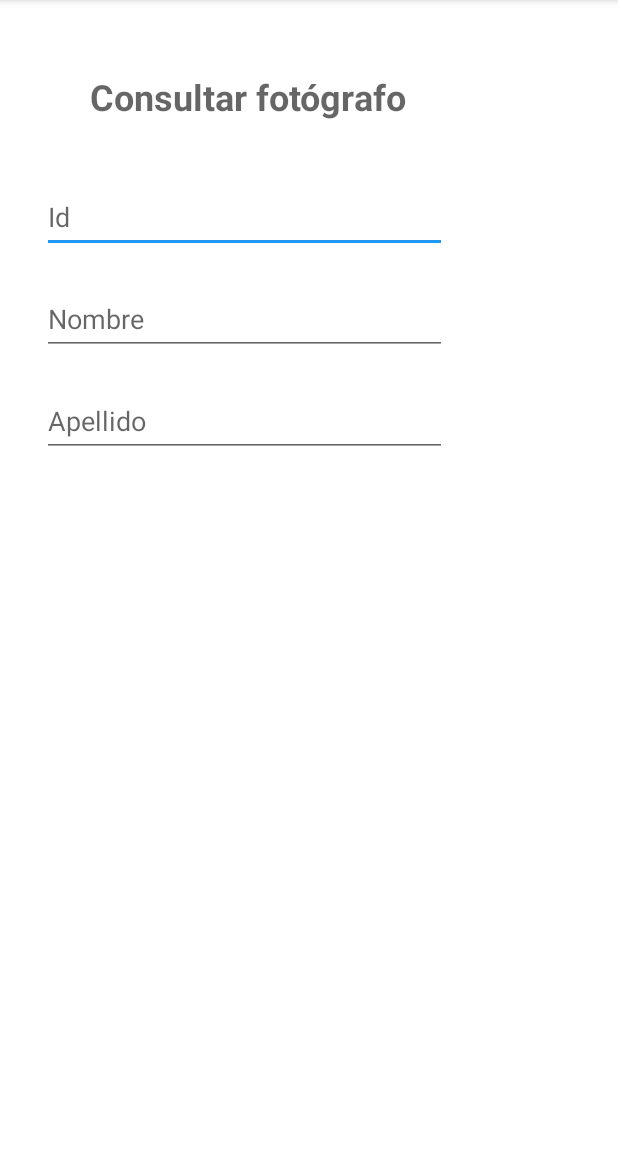
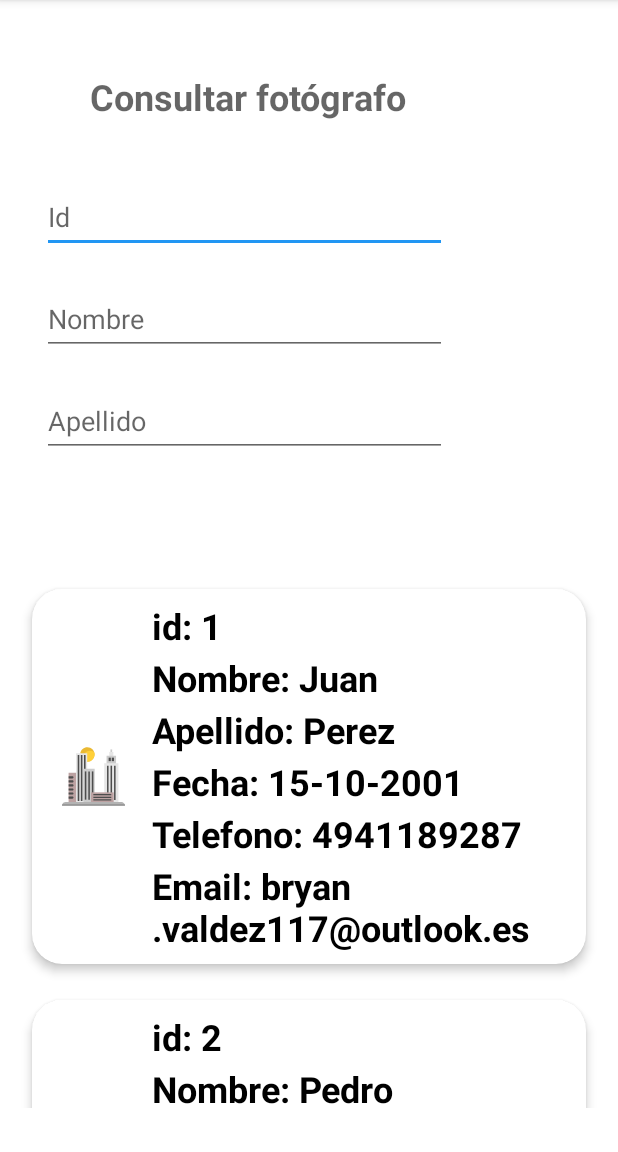
Before and after one commit to RubyBerumen/Proyecto4_Android, an Android app: the ActivityConsultas screen opened directly, with no data from a screen before it, on a phone screen of 412 x 824 dp, the part 84-1236 px from its top. Run offline under Robolectric (Android 15) with nearby library versions, the phone set to English and light mode, and no system bars; our stand-ins replace Volley.

Commit message:
Se agregó el recyclerview a consultas con una prueba estática

```diff
--- a/app/build.gradle
+++ b/app/build.gradle
@@ -29,7 +29,7 @@ android {
 }
 
 dependencies {
-
+    implementation 'com.android.volley:volley:1.2.1'
     implementation 'androidx.appcompat:appcompat:1.5.1'
     implementation 'com.google.android.material:material:1.7.0'
     implementation 'androidx.constraintlayout:constraintlayout:2.1.3'
--- a/app/src/main/AndroidManifest.xml
+++ b/app/src/main/AndroidManifest.xml
@@ -1,6 +1,7 @@
 <?xml version="1.0" encoding="utf-8"?>
 <manifest xmlns:android="http://schemas.android.com/apk/res/android"
     xmlns:tools="http://schemas.android.com/tools">
+    <uses-permission android:name="android.permission.INTERNET" />
 
     <application
         android:allowBackup="true"
--- /dev/null
+++ b/app/src/main/java/Entidades/Fotografo.java
@@ -0,0 +1,80 @@
+package Entidades;
+
+public class Fotografo {
+    private int id;
+    private String nombre;
+    private String apellido;
+    private String fecha;
+    private String telefono;
+    private String email;
+
+    public Fotografo(int id, String nombre, String apellido, String fecha, String telefono, String email) {
+        this.id = id;
+        this.nombre = nombre;
+        this.apellido = apellido;
+        this.fecha = fecha;
+        this.telefono = telefono;
+        this.email = email;
+    }
+
+    public int getId() {
+        return id;
+    }
+
+    public void setId(int id) {
+        this.id = id;
+    }
+
+    public String getNombre() {
+        return nombre;
+    }
+
+    public void setNombre(String nombre) {
+        this.nombre = nombre;
+    }
+
+    public String getApellido() {
+        return apellido;
+    }
+
+    public void setApellido(String apellido) {
+        this.apellido = apellido;
+    }
+
+    public String getFecha() {
+        return fecha;
+    }
+
+    public void setFecha(String fecha) {
+        this.fecha = fecha;
+    }
+
+    public String getTelefono() {
+        return telefono;
+    }
+
+    public void setTelefono(String telefono) {
+        this.telefono = telefono;
+    }
+
+    public String getEmail() {
+        return email;
+    }
+
+    public void setEmail(String email) {
+        this.email = email;
+    }
+
+    @Override
+    public String toString() {
+        return "Fotografo{" +
+                "id=" + id +
+                ", nombre='" + nombre + '\'' +
+                ", apellido='" + apellido + '\'' +
+                ", fecha='" + fecha + '\'' +
+                ", telefono='" + telefono + '\'' +
+                ", email='" + email + '\'' +
+                '}';
+    }
+
+}
--- a/app/src/main/java/com/example/estudiofotografico_android/ActivityAltas.java
+++ b/app/src/main/java/com/example/estudiofotografico_android/ActivityAltas.java
@@ -3,12 +3,59 @@ package com.example.estudiofotografico_android;
 import androidx.appcompat.app.AppCompatActivity;
 
 import android.os.Bundle;
+import android.view.View;
+import android.widget.EditText;
 
 public class ActivityAltas extends AppCompatActivity {
+    EditText et_nombre, et_apellido, et_fecha, et_telefono, et_email;
 
     @Override
     protected void onCreate(Bundle savedInstanceState) {
         super.onCreate(savedInstanceState);
         setContentView(R.layout.activity_altas);
+
+        et_nombre = findViewById(R.id.caja_nombre_altas);
+        et_apellido = findViewById(R.id.caja_apellido_altas);
+        et_fecha = findViewById(R.id.caja_fecha_altas);
+        et_telefono = findViewById(R.id.caja_telefono_altas);
+        et_email = findViewById(R.id.caja_email_altas);
+
+
     }
+
+    public void agregarFotografo(View v){
+        if(comprobarCampos()) {
+            String nombre = et_nombre.getText().toString();
+            String apellido = et_apellido.getText().toString();
+            String fecha = et_fecha.getText().toString();
+            String telefono = et_telefono.getText().toString();
+            String email = et_email.getText().toString();
+        }
+
+    }
+
+    public boolean comprobarCampos(){
+        if(et_nombre.getText().toString().isEmpty()){
+            et_nombre.setError("Falta el nombre");
+            return false;
+        }
+        if(et_apellido.getText().toString().isEmpty()){
+            et_apellido.setError("Falta el apellido");
+            return false;
+        }
+        if(et_fecha.getText().toString().isEmpty()){
+            et_fecha.setError("Falta la fecha");
+            return false;
+        }
+        if(et_telefono.getText().toString().isEmpty()){
+            et_telefono.setError("Falta el telefono");
+            return false;
+        }
+        if(et_email.getText().toString().isEmpty()){
+            et_email.setError("Falta el email");
+            return false;
+        }
+        return true;
+    }
+
 }
--- a/app/src/main/java/com/example/estudiofotografico_android/ActivityBajas.java
+++ b/app/src/main/java/com/example/estudiofotografico_android/ActivityBajas.java
@@ -3,12 +3,25 @@ package com.example.estudiofotografico_android;
 import androidx.appcompat.app.AppCompatActivity;
 
 import android.os.Bundle;
+import android.widget.EditText;
 
 public class ActivityBajas extends AppCompatActivity {
+
+    EditText et_id, et_nombre, et_apellido, et_fecha, et_telefono, et_email;
 
     @Override
     protected void onCreate(Bundle savedInstanceState) {
         super.onCreate(savedInstanceState);
         setContentView(R.layout.activity_bajas);
+
+        et_id = findViewById(R.id.caja_id_bajas);
+        et_nombre = findViewById(R.id.caja_nombre_bajas);
+        et_apellido = findViewById(R.id.caja_apellido_bajas);
+        et_fecha = findViewById(R.id.caja_fecha_bajas);
+        et_telefono = findViewById(R.id.caja_telefono_bajas);
+        et_email = findViewById(R.id.caja_email_bajas);
+
     }
+
+
 }
--- a/app/src/main/java/com/example/estudiofotografico_android/ActivityCambios.java
+++ b/app/src/main/java/com/example/estudiofotografico_android/ActivityCambios.java
@@ -3,12 +3,52 @@ package com.example.estudiofotografico_android;
 import androidx.appcompat.app.AppCompatActivity;
 
 import android.os.Bundle;
+import android.widget.EditText;
 
 public class ActivityCambios extends AppCompatActivity {
+
+    EditText et_id, et_nombre, et_apellido, et_fecha, et_telefono, et_email;
 
     @Override
     protected void onCreate(Bundle savedInstanceState) {
         super.onCreate(savedInstanceState);
         setContentView(R.layout.activity_cambios);
+
+        et_id = findViewById(R.id.caja_id_cambios);
+        et_nombre = findViewById(R.id.caja_nombre_cambios);
+        et_apellido = findViewById(R.id.caja_apellido_cambios);
+        et_fecha = findViewById(R.id.caja_fecha_cambios);
+        et_telefono = findViewById(R.id.caja_telefono_cambios);
+        et_email = findViewById(R.id.caja_email_cambios);
+
     }
+
+    public boolean comprobarCampos(){
+        if(et_id.getText().toString().isEmpty()){
+            et_id.setError("Falta el id");
+            return false;
+        }
+        if(et_nombre.getText().toString().isEmpty()){
+            et_nombre.setError("Falta el nombre");
+            return false;
+        }
+        if(et_apellido.getText().toString().isEmpty()){
+            et_apellido.setError("Falta el apellido");
+            return false;
+        }
+        if(et_fecha.getText().toString().isEmpty()){
+            et_fecha.setError("Falta la fecha");
+            return false;
+        }
+        if(et_telefono.getText().toString().isEmpty()){
+            et_telefono.setError("Falta el telefono");
+            return false;
+        }
+        if(et_email.getText().toString().isEmpty()){
+            et_email.setError("Falta el email");
+            return false;
+        }
+        return true;
+    }
+
 }
--- a/app/src/main/java/com/example/estudiofotografico_android/ActivityConsultas.java
+++ b/app/src/main/java/com/example/estudiofotografico_android/ActivityConsultas.java
@@ -1,14 +1,123 @@
 package com.example.estudiofotografico_android;
 
+import android.content.Context;
+import android.graphics.Bitmap;
+import android.os.Bundle;
+import android.text.Editable;
+import android.text.TextWatcher;
+import android.util.Log;
+import android.view.LayoutInflater;
+import android.view.View;
+import android.view.ViewGroup;
+import android.widget.EditText;
+import android.widget.ImageView;
+import android.widget.TextView;
+
 import androidx.appcompat.app.AppCompatActivity;
+import androidx.annotation.Nullable;
+import androidx.recyclerview.widget.LinearLayoutManager;
+import androidx.recyclerview.widget.RecyclerView;
 
-import android.os.Bundle;
+import com.android.volley.NetworkError;
+import com.android.volley.NoConnectionError;
+import com.android.volley.Request;
+import com.android.volley.RequestQueue;
+import com.android.volley.Response;
+import com.android.volley.ServerError;
+import com.android.volley.VolleyError;
+import com.android.volley.toolbox.ImageRequest;
+import com.android.volley.toolbox.JsonArrayRequest;
+import com.android.volley.toolbox.JsonObjectRequest;
+import com.android.volley.toolbox.StringRequest;
+import com.android.volley.toolbox.Volley;
+import com.google.android.material.floatingactionbutton.FloatingActionButton;
+
+import org.json.JSONArray;
+import org.json.JSONException;
+import org.json.JSONObject;
+
+import java.util.ArrayList;
+import java.util.List;
+
+import Entidades.Fotografo;
 
 public class ActivityConsultas extends AppCompatActivity {
+
+    List<Fotografo> lista;  //elementos de la lista
+
+    EditText id, nombre, apellido; //elementos visuales
+    RecyclerView recycler;
+    RecyclerView.Adapter adapter;
+    RecyclerView.LayoutManager layoutManager;
+
+    RequestQueue requestQueue;  //cola de peticiones
+    private static final String URL1 = "to-do";
 
     @Override
     protected void onCreate(Bundle savedInstanceState) {
         super.onCreate(savedInstanceState);
         setContentView(R.layout.activity_consultas);
+
+        requestQueue = Volley.newRequestQueue(getApplicationContext());
+
+
+        lista = new ArrayList<>();
+        lista.add(new Fotografo(1, "Juan", "Perez", "15-10-2001", "4941189287","bryan.valdez117@outlook.es"));
+        lista.add(new Fotografo(2, "Pedro", "Gomez", "15-10-2002", "123123123","bryan.valdez1177@outlook.es"));
+        lista.add(new Fotografo(3, "Maria", "Lopez", "15-10-2003", "123123222","bryan.valdez77@outlook.es"));
+
+        //actualizamos el recycler
+        //adapter.notifyDataSetChanged();
+
+        initUI();
+        initRecycler();
+
     }
+
+
+    private void initUI() {
+        id = findViewById(R.id.caja_id_consultas);
+        nombre = findViewById(R.id.caja_nombre_consultas);
+        apellido = findViewById(R.id.caja_apellido_consultas);
+        recycler = findViewById(R.id.recyclerView_consultas);
+    }
+
+//    public void consultar(View view) {
+//        String url = URL1 + id.getText().toString();
+//        JsonObjectRequest jsonObjectRequest = new JsonObjectRequest(Request.Method.GET, url, null, new Response.Listener<JSONObject>() {
+//            @Override
+//            public void onResponse(JSONObject response) {
+//                try {
+//                    nombre.setText(response.getString("nombre"));
+//                    apellido.setText(response.getString("apellido"));
+//                } catch (JSONException e) {
+//                    e.printStackTrace();
+//                }
+//            }
+//        }, new Response.ErrorListener() {
+//            @Override
+//            public void onErrorResponse(VolleyError error) {
+//                if (error instanceof NetworkError) {
+//                    Log.d("Error", "NetworkError");
+//                } else if (error instanceof ServerError) {
+//                    Log.d("Error", "ServerError");
+//                } else if (error instanceof NoConnectionError) {
+//                    Log.d("Error", "NoConnectionError");
+//                }
+//            }
+//        });
+//        requestQueue.add(jsonObjectRequest);
+//    }
+
+    private void initRecycler(){
+        recycler = findViewById(R.id.recyclerView_consultas);
+        recycler.setHasFixedSize(true);
+        layoutManager=new LinearLayoutManager(this);
+        recycler.setLayoutManager(layoutManager);
+
+        adapter = new AdaptadorRegistros(lista, this);
+        recycler.setAdapter(adapter);
+    }
+
+
 }
--- /dev/null
+++ b/app/src/main/java/com/example/estudiofotografico_android/AdaptadorRegistros.java
@@ -0,0 +1,76 @@
+package com.example.estudiofotografico_android;
+
+import android.content.Context;
+import android.view.LayoutInflater;
+import android.view.View;
+import android.view.ViewGroup;
+import android.widget.ImageView;
+import android.widget.TextView;
+
+import androidx.recyclerview.widget.RecyclerView;
+
+import java.util.List;
+
+import Entidades.Fotografo;
+
+class AdaptadorRegistros extends RecyclerView.Adapter<AdaptadorRegistros.ViewHolder>{
+
+    //private String[] mDataset;
+
+    private List<Fotografo> mData;
+    private LayoutInflater mInflater;
+    private Context context;
+
+    public AdaptadorRegistros(List<Fotografo> itemList, Context context){
+        this.mInflater = LayoutInflater.from(context);
+        this.context = context;
+        mData = itemList;
+    }
+
+    @Override
+    public int getItemCount() {
+        return mData.size();
+    }
+
+    @Override
+    public AdaptadorRegistros.ViewHolder onCreateViewHolder(ViewGroup parent, int viewType){
+        View view = mInflater.inflate(R.layout.list_element,null);
+        return new AdaptadorRegistros.ViewHolder(view);
+    }
+
+    @Override
+    public void onBindViewHolder(final AdaptadorRegistros.ViewHolder holder, final int position){
+        holder.bindData(mData.get(position));
+    }
+
+    public void setItems(List<Fotografo> items){
+        mData = items;
+    }
+
+    public class ViewHolder extends RecyclerView.ViewHolder {
+        ImageView iconImage;
+        TextView id, nombre, apellido, fecha, telefono, email;
+
+        ViewHolder(View itemView){
+            super(itemView);
+            iconImage = itemView.findViewById(R.id.iconImageView);
+            id = itemView.findViewById(R.id.fotografoId);
+            nombre = itemView.findViewById(R.id.fotografoNombre);
+            apellido = itemView.findViewById(R.id.fotografoApellido);
+            fecha = itemView.findViewById(R.id.fotografoFecha);
+            telefono = itemView.findViewById(R.id.fotografoTelefono);
+            email = itemView.findViewById(R.id.fotografoEmail);
+        }
+
+        void bindData(final Fotografo fotografo) {
+            id.setText("id: "+fotografo.getId());
+            nombre.setText("Nombre: "+fotografo.getNombre());
+            apellido.setText("Apellido: "+fotografo.getApellido());
+            fecha.setText("Fecha: "+fotografo.getFecha());
+            telefono.setText("Telefono: "+fotografo.getTelefono());
+            email.setText("Email: "+fotografo.getEmail());
+        }
+
+    }
+
+}
--- /dev/null
+++ b/app/src/main/res/drawable-v24/ic_ciudad.xml
@@ -0,0 +1,102 @@
+<vector xmlns:android="http://schemas.android.com/apk/res/android"
+    android:width="512dp"
+    android:height="512dp"
+    android:viewportWidth="439.48"
+    android:viewportHeight="439.48">
+  <path
+      android:pathData="M176.8,15.58c27.75,0 50.25,22.5 50.25,50.25s-22.5,50.25 -50.25,50.25c-0.27,0 -0.55,0 -0.82,-0.01l-48.65,-59.16C131.55,33.42 152.09,15.58 176.8,15.58z"
+      android:fillColor="#EAB932"/>
+  <path
+      android:pathData="M227.05,65.83c0,27.75 -22.5,50.24 -50.25,50.24c-4.47,0 -8.81,-0.58 -12.94,-1.68c-8.21,-7.91 -13.31,-19.01 -13.31,-31.31c0,-24.03 19.48,-43.5 43.5,-43.5c12.3,0 23.4,5.1 31.32,13.31C226.47,57.02 227.05,61.36 227.05,65.83z"
+      android:fillColor="#FFD039"/>
+  <path
+      android:pathData="M337.977,30.732h12v25.999h-12z"
+      android:fillColor="#CCCCCC"/>
+  <path
+      android:pathData="M329.73,48.73h28.5v32.5h-28.5z"
+      android:fillColor="#E6E6E6"/>
+  <path
+      android:pathData="M376.98,74.23l0,61.5l-66,0l0,-61.5l18.75,0l28.5,0z"
+      android:fillColor="#CCCCCC"/>
+  <path
+      android:pathData="M393.47,126.73l0,276.67l-32.99,0l-66,-73l0,-0.01l0,-203.66l16.5,0l66,0z"
+      android:fillColor="#E6E6E6"/>
+  <path
+      android:pathData="M338.663,144.233h10.624v238.999h-10.624z"
+      android:fillColor="#4D4D4D"/>
+  <path
+      android:pathData="M363.163,144.229h10.624v239.002h-10.624z"
+      android:fillColor="#4D4D4D"/>
+  <path
+      android:pathData="M314.163,144.229h10.624v239.002h-10.624z"
+      android:fillColor="#4D4D4D"/>
+  <path
+      android:pathData="M325.478,88.306h15v24.344h-15z"
+      android:fillColor="#4D4D4D"/>
+  <path
+      android:pathData="M347.476,88.306h15v24.344h-15z"
+      android:fillColor="#4D4D4D"/>
+  <path
+      android:pathData="M46,193h62.99v210.4h-62.99z"
+      android:fillColor="#BCA2A2"/>
+  <path
+      android:pathData="M175.98,116.07l0,287.33l-25.99,0l-52,0l0,-210.4l0,-136.09l29.34,0l48.65,0z"
+      android:fillColor="#E6E6E6"/>
+  <path
+      android:pathData="M109.486,69.793h11.316v320.735h-11.316z"
+      android:fillColor="#4D4D4D"/>
+  <path
+      android:pathData="M131.327,69.793h11.316v320.735h-11.316z"
+      android:fillColor="#4D4D4D"/>
+  <path
+      android:pathData="M153.169,69.793h11.316v320.735h-11.316z"
+      android:fillColor="#4D4D4D"/>
+  <path
+      android:pathData="M80.39,225.73c0,4.14 -3.36,7.5 -7.5,7.5H46v-15h26.89C77.03,218.23 80.39,221.59 80.39,225.73z"
+      android:fillColor="#4D4D4D"/>
+  <path
+      android:pathData="M80.39,366.73c0,4.14 -3.36,7.5 -7.5,7.5H46v-15h26.89C77.03,359.23 80.39,362.59 80.39,366.73z"
+      android:fillColor="#4D4D4D"/>
+  <path
+      android:pathData="M80.39,338.53c0,4.14 -3.36,7.5 -7.5,7.5H46v-15h26.89C77.03,331.03 80.39,334.39 80.39,338.53z"
+      android:fillColor="#4D4D4D"/>
+  <path
+      android:pathData="M80.39,253.93c0,4.14 -3.36,7.5 -7.5,7.5H46v-15h26.89C77.03,246.43 80.39,249.79 80.39,253.93z"
+      android:fillColor="#4D4D4D"/>
+  <path
+      android:pathData="M80.39,310.33c0,4.14 -3.36,7.5 -7.5,7.5H46v-15h26.89C77.03,302.83 80.39,306.19 80.39,310.33z"
+      android:fillColor="#4D4D4D"/>
+  <path
+      android:pathData="M80.39,282.13c0,4.14 -3.36,7.5 -7.5,7.5H46v-15h26.89C77.03,274.63 80.39,277.99 80.39,282.13z"
+      android:fillColor="#4D4D4D"/>
+  <path
+      android:pathData="M227.98,330.39l0,0.01l-9.24,73l-42.76,0l-25.99,0l0,-238.34l25.99,0l52,0z"
+      android:fillColor="#CCCCCC"/>
+  <path
+      android:pathData="M183.673,184.232h10.624v197h-10.624z"
+      android:fillColor="#4D4D4D"/>
+  <path
+      android:pathData="M208.173,184.229h10.624v197.002h-10.624z"
+      android:fillColor="#4D4D4D"/>
+  <path
+      android:pathData="M159.173,184.229h10.624v197.002h-10.624z"
+      android:fillColor="#4D4D4D"/>
+  <path
+      android:pathData="M360.48,330.4l0,73l-66,0l-66.5,0l-26,0l0,-73l26,0l66.5,0z"
+      android:fillColor="#BCA2A2"/>
+  <path
+      android:pathData="M218.73,342.067h125v9.058h-125z"
+      android:fillColor="#4D4D4D"/>
+  <path
+      android:pathData="M218.73,360.371h125v9.058h-125z"
+      android:fillColor="#4D4D4D"/>
+  <path
+      android:pathData="M218.73,378.676h125v9.058h-125z"
+      android:fillColor="#4D4D4D"/>
+  <path
+      android:pathData="M439.48,423.9H0c0,-4.7 1.27,-9.11 3.5,-12.89c4.42,-7.55 12.62,-12.61 22,-12.61h388.48c7.04,0 13.42,2.85 18.03,7.47c1.53,1.53 2.87,3.26 3.97,5.14C438.2,414.79 439.48,419.2 439.48,423.9z"
+      android:fillColor="#B3B3B3"/>
+  <path
+      android:pathData="M439.48,423.9H0c0,-4.7 1.27,-9.11 3.5,-12.89h432.48C438.2,414.79 439.48,419.2 439.48,423.9z"
+      android:fillColor="#999999"/>
+</vector>
--- a/app/src/main/res/layout/activity_consultas.xml
+++ b/app/src/main/res/layout/activity_consultas.xml
@@ -57,11 +57,13 @@
 
     <androidx.recyclerview.widget.RecyclerView
         android:id="@+id/recyclerView_consultas"
-        android:layout_width="268dp"
-        android:layout_height="372dp"
-        android:layout_marginStart="28dp"
+        android:layout_width="389dp"
+        android:layout_height="358dp"
         android:layout_marginTop="24dp"
+        app:layout_constraintBottom_toBottomOf="parent"
+        app:layout_constraintEnd_toEndOf="parent"
         app:layout_constraintStart_toStartOf="parent"
-        app:layout_constraintTop_toBottomOf="@+id/caja_apellido_consultas" />
+        app:layout_constraintTop_toBottomOf="@+id/caja_apellido_consultas"
+        app:layout_constraintVertical_bias="0.636" />
 
 </androidx.constraintlayout.widget.ConstraintLayout>
--- /dev/null
+++ b/app/src/main/res/layout/list_element.xml
@@ -0,0 +1,105 @@
+<?xml version="1.0" encoding="utf-8"?>
+<androidx.cardview.widget.CardView xmlns:android="http://schemas.android.com/apk/res/android"
+    xmlns:app="http://schemas.android.com/apk/res-auto"
+    android:id="@+id/cv"
+    android:layout_width="match_parent"
+    android:layout_height="wrap_content"
+    android:animateLayoutChanges="true"
+    app:cardCornerRadius="20dp"
+    app:cardElevation="4dp"
+    app:cardUseCompatPadding="true">
+
+    <LinearLayout
+        android:layout_width="match_parent"
+        android:layout_height="wrap_content"
+        android:animateLayoutChanges="true"
+        android:orientation="vertical">
+        <RelativeLayout
+            android:layout_width="match_parent"
+            android:layout_height="wrap_content"
+            android:orientation="horizontal"
+            android:padding="6dp">
+
+            <ImageView
+                android:id="@+id/iconImageView"
+                android:layout_width="70dp"
+                android:layout_height="70dp"
+                android:layout_alignParentStart="true"
+                android:layout_alignParentLeft="true"
+                android:layout_centerVertical="true"
+                android:layout_gravity="center"
+                android:paddingLeft="14dp"
+                android:paddingRight="14dp"
+                app:srcCompat="@drawable/ic_ciudad" />
+            <LinearLayout
+                android:id="@+id/linearLayout"
+                android:layout_width="wrap_content"
+                android:layout_height="wrap_content"
+                android:layout_alignParentTop="true"
+                android:layout_marginStart="4dp"
+                android:layout_marginTop="2dp"
+                android:layout_toEndOf="@id/iconImageView"
+                android:orientation="vertical"
+                android:layout_marginLeft="4dp"
+                android:layout_toRightOf="@id/iconImageView">
+                <TextView
+                    android:id="@+id/fotografoId"
+                    android:layout_width="match_parent"
+                    android:layout_height="wrap_content"
+                    android:layout_marginBottom="2dp"
+                    android:text="id"
+                    android:textColor="@android:color/black"
+                    android:textSize="24sp"
+                    android:textStyle="bold"/>
+                <TextView
+                    android:id="@+id/fotografoNombre"
+                    android:layout_width="match_parent"
+                    android:layout_height="wrap_content"
+                    android:layout_marginBottom="2dp"
+                    android:text="nombre"
+                    android:textColor="@android:color/black"
+                    android:textSize="24sp"
+                    android:textStyle="bold"/>
+                <TextView
+                    android:id="@+id/fotografoApellido"
+                    android:layout_width="match_parent"
+                    android:layout_height="wrap_content"
+                    android:layout_marginBottom="2dp"
+                    android:text="apellido"
+                    android:textColor="@android:color/black"
+                    android:textSize="24sp"
+                    android:textStyle="bold"/>
+                <TextView
+                    android:id="@+id/fotografoFecha"
+                    android:layout_width="match_parent"
+                    android:layout_height="wrap_content"
+                    android:layout_marginBottom="2dp"
+                    android:text="fecha"
+                    android:textColor="@android:color/black"
+                    android:textSize="24sp"
+                    android:textStyle="bold"/>
+                <TextView
+                    android:id="@+id/fotografoTelefono"
+                    android:layout_width="match_parent"
+                    android:layout_height="wrap_content"
+                    android:layout_marginBottom="2dp"
+                    android:text="telefono"
+                    android:textColor="@android:color/black"
+                    android:textSize="24sp"
+                    android:textStyle="bold"/>
+                <TextView
+                    android:id="@+id/fotografoEmail"
+                    android:layout_width="match_parent"
+                    android:layout_height="wrap_content"
+                    android:layout_marginBottom="2dp"
+                    android:text="email"
+                    android:textColor="@android:color/black"
+                    android:textSize="24sp"
+                    android:textStyle="bold"/>
+            </LinearLayout>
+
+        </RelativeLayout>
+
+    </LinearLayout>
+
+</androidx.cardview.widget.CardView>
--- /dev/null
+++ b/app/src/main/res/layout/textviewreciclerview.xml
@@ -0,0 +1,13 @@
+<?xml version="1.0" encoding="utf-8"?>
+
+<TextView
+    xmlns:android="http://schemas.android.com/apk/res/android"
+    android:layout_height="wrap_content"
+    android:layout_width="match_parent"
+    android:id="@+id/textview_registros"
+
+    android:textStyle="bold"
+    android:textSize="25dp"
+    android:textColor="@android:color/holo_blue_bright"
+
+    />
```
